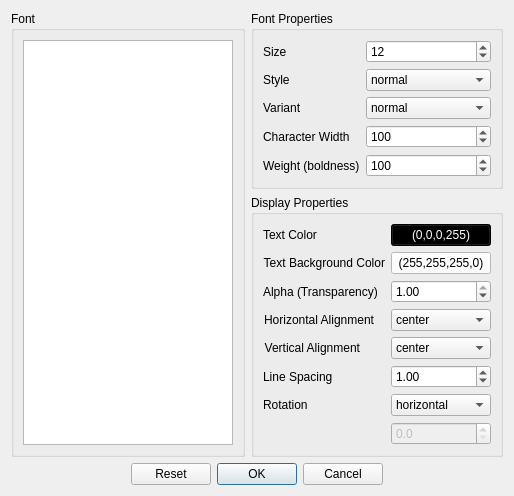
This is ui/Ui_TextOptionsWidget.ui in bbreslauer/PySciPlot as Qt 5 draws it before an edit. The edited form follows.
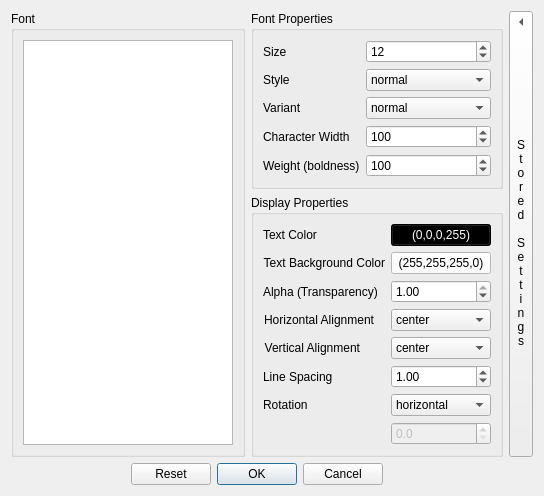
This is the edited form. Custom widgets are drawn as their Qt base class.

Patch:
```diff
--- a/ui/Ui_TextOptionsWidget.ui
+++ b/ui/Ui_TextOptionsWidget.ui
@@ -1,12 +1,12 @@
 <?xml version="1.0" encoding="UTF-8"?>
 <ui version="4.0">
- <class>TextOptionsDialog</class>
- <widget class="QTextOptionsDialog" name="TextOptionsDialog">
+ <class>TextOptionsWidget</class>
+ <widget class="QTextOptionsWidget" name="TextOptionsWidget">
   <property name="geometry">
    <rect>
     <x>0</x>
     <y>0</y>
-    <width>506</width>
+    <width>543</width>
     <height>477</height>
    </rect>
   </property>
@@ -416,6 +416,39 @@
      </layout>
     </widget>
    </item>
+   <item row="5" column="5" rowspan="2">
+    <widget class="QStoredSettingsButton" name="storedSettingsButton">
+     <property name="sizePolicy">
+      <sizepolicy hsizetype="Fixed" vsizetype="Expanding">
+       <horstretch>0</horstretch>
+       <verstretch>0</verstretch>
+      </sizepolicy>
+     </property>
+     <property name="text">
+      <string>S
+t
+o
+r
+e
+d
+
+S
+e
+t
+t
+i
+n
+g
+s</string>
+     </property>
+     <property name="toolButtonStyle">
+      <enum>Qt::ToolButtonTextUnderIcon</enum>
+     </property>
+     <property name="arrowType">
+      <enum>Qt::LeftArrow</enum>
+     </property>
+    </widget>
+   </item>
   </layout>
  </widget>
  <customwidgets>
@@ -428,9 +461,17 @@
    </slots>
   </customwidget>
   <customwidget>
-   <class>QTextOptionsDialog</class>
-   <extends>QDialog</extends>
-   <header>gui/QTextOptionsDialog</header>
+   <class>QStoredSettingsButton</class>
+   <extends>QToolButton</extends>
+   <header>gui/QStoredSettingsButton</header>
+   <slots>
+    <slot>toggleWidget()</slot>
+   </slots>
+  </customwidget>
+  <customwidget>
+   <class>QTextOptionsWidget</class>
+   <extends>QWidget</extends>
+   <header>gui/QTextOptionsWidget</header>
    <container>1</container>
   </customwidget>
  </customwidgets>
```
Left out of the diff: 60 changed lines with no effect on the pictures.
